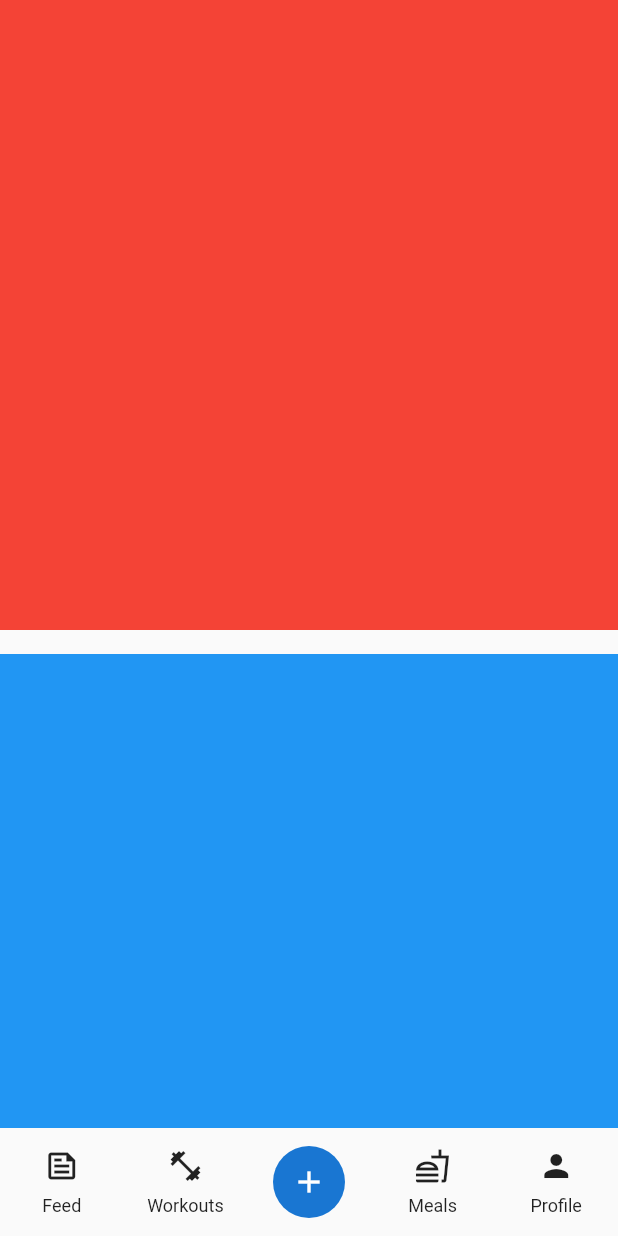
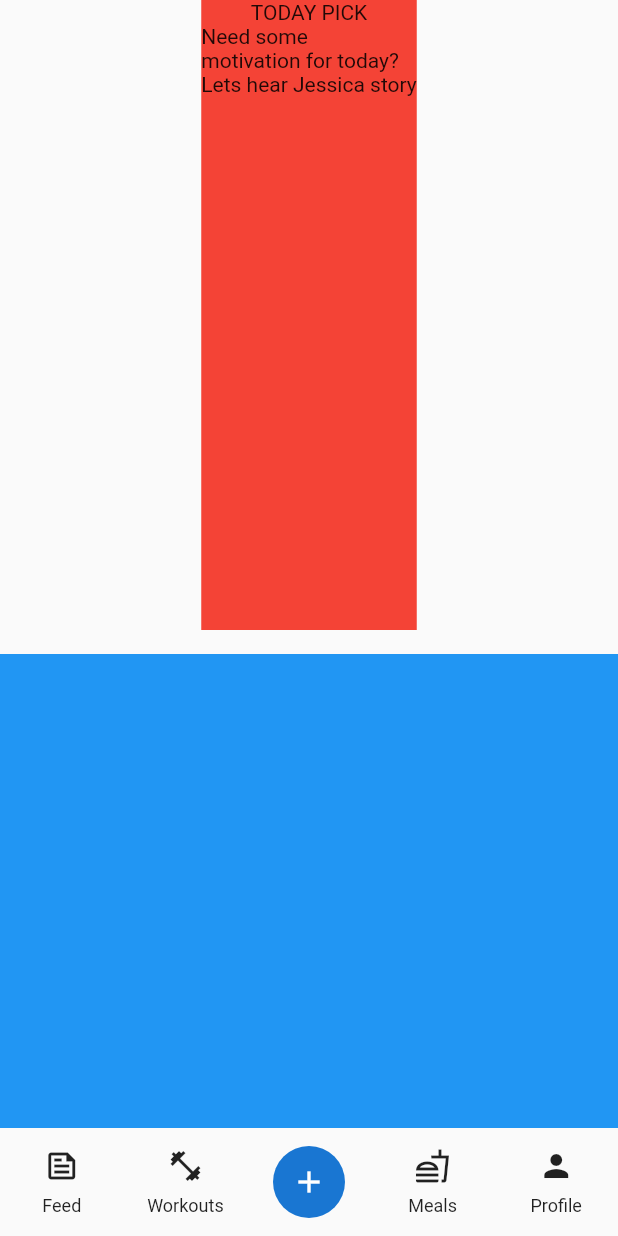
Before and after one commit to JAICHANGPARK/flutter_notebook_17th_story, a Flutter app: the screen it shows after launch, on a phone screen of 412 x 824 dp. Run offline on Flutter 3.47's test engine with Material 2 defaults, Android fonts, the phone set to English and light mode, and no system bars; our stand-ins replace cached_network_image, fl_chart, flutter_riverpod, freezed_annotation, ionicons, percent_indicator.

Commit message:
Update workouts_main_page.dart

```diff
--- a/lib/ep1029_workouts_app/src/ui/workouts_main_page.dart
+++ b/lib/ep1029_workouts_app/src/ui/workouts_main_page.dart
@@ -22,6 +22,12 @@ class _WorkoutsMainPageState extends State<WorkoutsMainPage> {
                       height: 420,
                       decoration: const BoxDecoration(
                         color: Colors.red,
+                      ),
+                      child: Column(
+                        children: [
+                          Text("today pick".toUpperCase(),),
+                          Text("Need some\nmotivation for today?\nLets hear Jessica story"),
+                        ],
                       ),
                     ),
                     const SizedBox(height: 16,),
```
